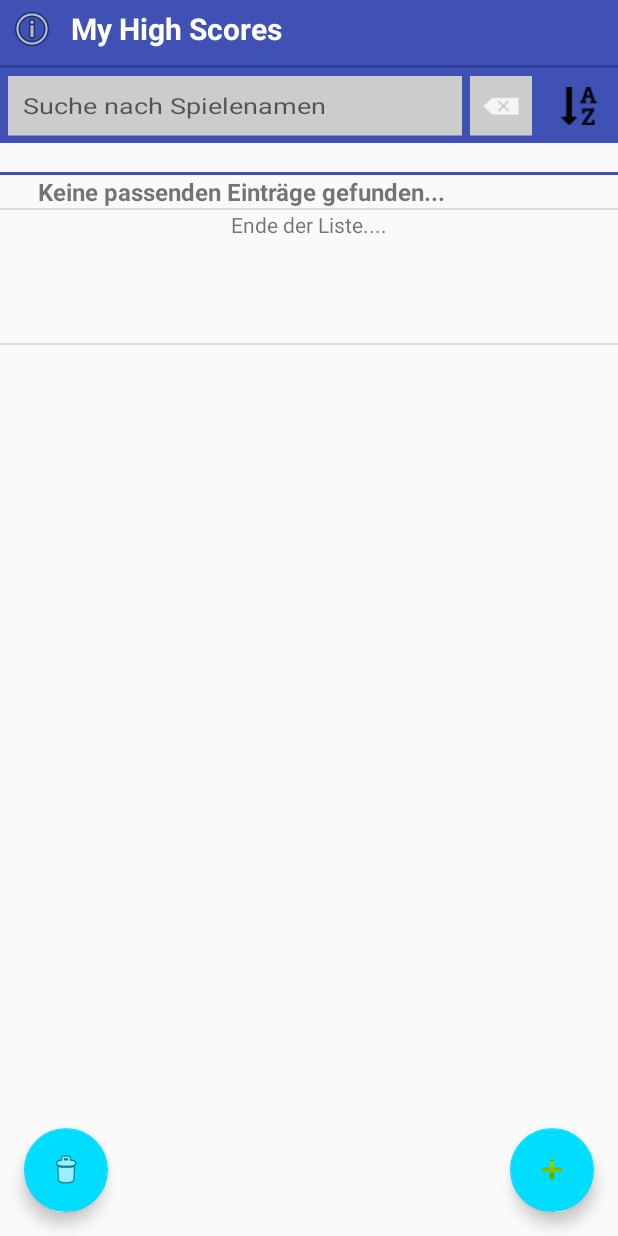
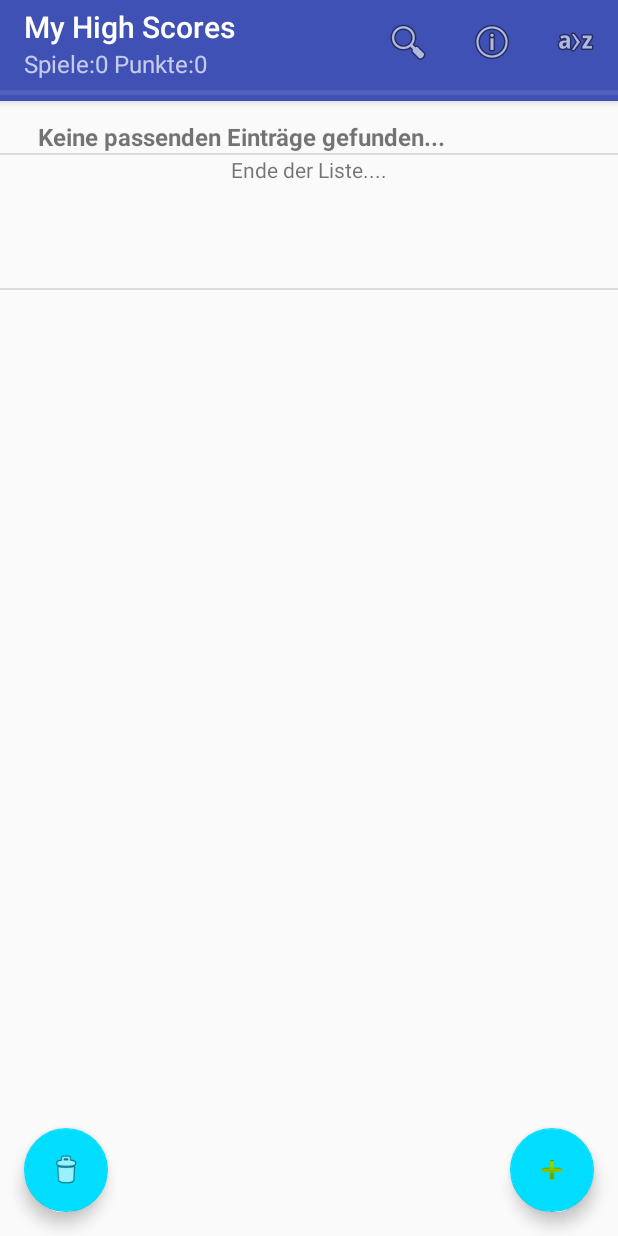
Before and after one commit to codingbychanche/MyHighScores, an Android app: the screen it shows after launch (MainActivity), on a phone screen of 412 x 824 dp. Run offline under Robolectric (Android 15) with nearby library versions, the phone set to English and light mode, and no system bars; 17 statements that could not run were skipped.

Commit message:
Removed some nasty bug's in 'NewGame'.
First: It was possible to save a new game when the input field was empty.

Second: It was possible to save Games with the same name. This caused in an inconsistent data base. The biggest problem - beside two identical names - was that the game could not be deleted anymore ('GameDelete' uses the name- String as an unique identifier....)

Added subtitle in 'Main' which shows total # of games and scores

```diff
--- a/app/src/main/java/com/example/berthold/highscore/GameListFillerv2.java
+++ b/app/src/main/java/com/example/berthold/highscore/GameListFillerv2.java
@@ -22,6 +22,7 @@ import android.text.style.BackgroundColorSpan;
 import android.util.DisplayMetrics;
 import android.view.View;
 import android.view.WindowManager;
+import android.widget.ProgressBar;
 import android.widget.TextView;
 import android.util.Log;
 
@@ -52,9 +53,9 @@ public class GameListFillerv2 implements Runnable{
     public String sortingOrder;
     public Context c;
     public GameListAdapter gameList;
-    public TextView progressInfo;
+    public ProgressBar progressInfo;
 
-    GameListFillerv2(GameListAdapter gameList, Context c,String search,String sortingOrder,TextView p) {
+    GameListFillerv2(GameListAdapter gameList, Context c,String search,String sortingOrder,ProgressBar p) {
         this.search=search;
         this.c=c;
         this.gameList=gameList;
@@ -115,8 +116,8 @@ public class GameListFillerv2 implements Runnable{
             {
 
                 // Fill highscore list
+                progressInfo.setMax(rsGames.length-1);
 
-                System.out.println("Sorting "+sortingOrder);
                 for (int n = 0; n <= rsGames.length - 1; n++) {
                     h.post(new Runnable() {
 
@@ -124,7 +125,7 @@ public class GameListFillerv2 implements Runnable{
                         public void run() {
                             String[] r = rsGames[i].split(",");
                             i++;
-                            progressInfo.setText("Lade:"+i+" von:"+rsGames.length);
+                            progressInfo.setProgress(i);
 
                             // r contains the row of the db- entry in the order of the sql- request
                             // [0]key1,[1]name,[2]picture,[3]comment,[4]evaluation
@@ -228,7 +229,7 @@ public class GameListFillerv2 implements Runnable{
                     // and to react thus preventing the main UI- thread from freezing....
 
                     try {
-                        Thread.sleep(5);
+                        Thread.sleep(50);
                     } catch (InterruptedException in) {
                         Log.d ("#######################","Interuppted");
                         threadsRunning=0;
@@ -263,7 +264,14 @@ public class GameListFillerv2 implements Runnable{
                 public void run() {
                     GameListEntry e = new GameListEntry(GameListEntry.LAST_ROW, 0, 0, null, maxScore, key1, 0, comment, evaluation, "", null);
                     gameList.add(e);
-                    progressInfo.setText("");
+
+                    progressInfo.setProgress(rsGames.length-1);
+
+                    try {
+                        Thread.sleep(100);
+                    } catch (InterruptedException es){}
+
+                    progressInfo.setProgress(0);
 
                     // todo: Cool, this code changes the items screenshoot directly and updates the list...
                     //GameListEntry ee=gameList.getItem(1);
--- a/app/src/main/java/com/example/berthold/highscore/MainActivity.java
+++ b/app/src/main/java/com/example/berthold/highscore/MainActivity.java
@@ -7,19 +7,26 @@ package com.example.berthold.highscore;
  *
  * @author  Berthold Fritz 2017
  *
+ * @version 1.0
+ *
  */
 
 import android.content.Intent;
 import android.os.Bundle;
 import android.support.design.widget.FloatingActionButton;
 import android.support.v7.app.AppCompatActivity;
+import android.support.v7.widget.SearchView;
+import android.support.v7.widget.Toolbar;
 import android.text.Editable;
 import android.text.TextWatcher;
 import android.util.Log;
+import android.view.Menu;
+import android.view.MenuItem;
 import android.view.View;
 import android.widget.EditText;
 import android.widget.ImageButton;
 import android.widget.ListView;
+import android.widget.ProgressBar;
 import android.widget.TextView;
 import android.widget.Toast;
 import java.sql.Connection;
@@ -43,6 +50,10 @@ public class MainActivity extends AppCompatActivity {
     // Threads
     static Thread filler;
 
+    // ToDo Test: Used if search widget is used...
+    GameListAdapter gl;
+    String st="";
+
     /**
      * Create activity
      *
@@ -56,15 +67,18 @@ public class MainActivity extends AppCompatActivity {
         // Layout
         setContentView(R.layout.activity_main);
 
+        // Inflate toolbar
+        Toolbar toolbar = (Toolbar) findViewById(R.id.toolbar);
+        setSupportActionBar(toolbar);
+
+        toolbar.setSubtitle("Spiele:"   +DB.getNumberOfRows("games",conn)+" Punkte:"+
+                                        +DB.getNumberOfRows("scores",conn));
+
         // Sorting order
         sortingOrder=sortAscending;
 
         // Get saved instance state
-        if (savedInstanceState != null) {
-            final EditText searchText=(EditText)findViewById(R.id.search);
-            searchText.setText(savedInstanceState.getString("searchTerm"));
-            Log.d(tag,"------Instance State loaded "+savedInstanceState.getString("searchTerm"));
-        }
+        if (savedInstanceState != null) st=savedInstanceState.getString("searchTerm");
 
         // Debug
         tag="Debug: Main";
@@ -116,10 +130,12 @@ public class MainActivity extends AppCompatActivity {
             @Override
             public void onClick(View view) {
                 Intent in = new Intent(view.getContext(), GameDelete.class);
-                in.putExtra("sql",getSearchTerm());
+                in.putExtra("sql",st);
                 view.getContext().startActivity(in);
             }
         });
+
+
     }
 
     /**
@@ -135,8 +151,7 @@ public class MainActivity extends AppCompatActivity {
     @Override
     protected void onSaveInstanceState (Bundle outState) {
         super.onSaveInstanceState(outState);
-        outState.putString("searchTerm",getSearchTerm());
-        Log.d(tag,"Instance State saved "+getSearchTerm());
+        outState.putString("searchTerm",st);
     }
 
     /**
@@ -176,79 +191,21 @@ public class MainActivity extends AppCompatActivity {
         super.onResume();
         Log.d (tag,"-----Main: Restart");
 
-        // Create custom list adapter
-        ArrayList<GameListEntry> gameEntry = new ArrayList<>();                 // File list
-        final GameListAdapter gameList = new GameListAdapter(this, gameEntry);  // Custom list adapter
-        final ListView list = (ListView) findViewById(R.id.list);
-        list.setAdapter(gameList);
-
         // todo: Test, shows the files dir
         String [] dir=FileSystemUtils.getDir (getFilesDir());
 
         // Progress info
-        final TextView progressInfo=(TextView)findViewById(R.id.progressInfo);
+        final ProgressBar progress=(ProgressBar)findViewById(R.id.progress);
+
+        // Create custom list adapter
+        ArrayList<GameListEntry> gameEntry = new ArrayList<>();                 // File list
+        final GameListAdapter gameList = new GameListAdapter(this, gameEntry);  // Custom list adapter
+        gl=gameList;
+        final ListView list = (ListView) findViewById(R.id.list);
+        list.setAdapter(gameList);
 
         // Show game list
-        updateHighscoreList(gameList,progressInfo,sortingOrder);
-
-        // Sort button
-        final ImageButton sort=(ImageButton)findViewById(R.id.sort_button);
-        sort.setOnClickListener(new View.OnClickListener() {
-            @Override
-            public void onClick(View v) {
-                //todo should also saved in instance state
-                    if(sortingOrder.equals(sortAscending)) {
-                        sortingOrder=sortDescending;
-                        sort.setImageResource(R.drawable.sort_descending);
-                    } else {
-                        sortingOrder=sortAscending;
-                        sort.setImageResource(R.drawable.sort_ascending);
-                    }
-                    updateHighscoreList(gameList,progressInfo,sortingOrder);
-                    }
-                });
-
-        // Info button
-        final ImageButton info=(ImageButton)findViewById(R.id.info_button);
-        info.setOnClickListener(new View.OnClickListener() {
-            @Override
-            public void onClick(View v) {
-                Intent in = new Intent(MainActivity.this, About.class);
-                startActivity(in);
-            }
-        });
-
-        // Search
-        final EditText searchText=(EditText)findViewById(R.id.search);
-
-        searchText.addTextChangedListener(new TextWatcher() {
-            @Override
-            public void beforeTextChanged(CharSequence s, int start, int count, int after) {
-            }
-
-            @Override
-            public void onTextChanged(CharSequence s, int start, int before, int count) {
-
-            }
-
-            @Override
-            public void afterTextChanged(Editable s) {
-
-                updateHighscoreList(gameList,progressInfo,sortingOrder);
-            }
-        });
-
-        // Reset search button
-        ImageButton resetSearch=(ImageButton)findViewById(R.id.reset_search_button);
-
-        resetSearch.setOnClickListener(new View.OnClickListener() {
-            @Override
-            public void onClick(View v) {
-                final EditText searchText=(EditText)findViewById(R.id.search);
-                searchText.getText().clear();
-                updateHighscoreList(gameList,progressInfo,sortingOrder);
-            }
-        });
+        updateHighscoreList(gameList,progress,sortingOrder);
     }
 
     /**
@@ -256,11 +213,11 @@ public class MainActivity extends AppCompatActivity {
      *
      */
 
-    public void updateHighscoreList(GameListAdapter g,TextView p,String sortingOrder)
+    public void updateHighscoreList(GameListAdapter g,ProgressBar p,String sortingOrder)
     {
 
-        GameListFillerv2 f = new GameListFillerv2(g, getApplicationContext(), getSearchTerm(),sortingOrder,p);
-
+        //GameListFillerv2 f = new GameListFillerv2(g, getApplicationContext(), getSearchTerm(),sortingOrder,p);
+        GameListFillerv2 f = new GameListFillerv2(g, getApplicationContext(), st,sortingOrder,p);
         //todo Don't like this, but takes care that only one thread notifies the game list....
         while (f.threadsRunning == 1);
 
@@ -269,15 +226,70 @@ public class MainActivity extends AppCompatActivity {
     }
 
     /**
-     * Get's search term from search- text field
+     * Menu
      *
+     * @param menu
      * @return
      */
 
-    public String getSearchTerm()
-    {
-        final EditText searchText=(EditText)findViewById(R.id.search);
-        Log.d (tag,"----------+++++++++++"+searchText.getText().toString());
-        return searchText.getText().toString();
+    @Override
+    public boolean onCreateOptionsMenu(Menu menu) {
+        // Inflate the menu; this adds items to the action bar if it is present.
+        getMenuInflater().inflate(R.menu.menu_main, menu);
+
+        // Get Search field
+        SearchView searchView=(SearchView) menu.findItem(R.id.action_search).getActionView();
+
+        SearchView.OnQueryTextListener querryTextListener=new SearchView.OnQueryTextListener(){
+            public boolean onQueryTextChange(String newText){
+                st=newText;
+                final ProgressBar progress=(ProgressBar) findViewById(R.id.progress);
+                updateHighscoreList(gl,progress,sortingOrder);
+                return true;
+            }
+
+            //Get search field input......
+            public boolean onQueryTextSubmit (String querry){
+                System.out. println("---------"+querry);
+                final ProgressBar progress=(ProgressBar)findViewById(R.id.progress);
+                st=querry;
+                updateHighscoreList(gl,progress,sortingOrder);
+                return true;
+            }
+        };
+
+        searchView.setOnQueryTextListener(querryTextListener);
+        // End
+        return super.onCreateOptionsMenu(menu);
     }
+
+    /*
+     * Menu item clicked.
+     *
+     * Callback if item was clicked
+     */
+
+    @Override
+    public boolean onOptionsItemSelected (MenuItem item) {
+
+        switch (item.getItemId()) {
+
+            // Show info?
+                case R.id.action_settings:
+                    Intent in = new Intent(this, About.class);
+                    this.startActivity(in);
+
+            case R.id.action_sort:
+                //todo should also saved in instance state
+                if(sortingOrder.equals(sortAscending)) {
+                    sortingOrder=sortDescending;
+                } else {
+                    sortingOrder=sortAscending;
+                }
+                final ProgressBar progress=(ProgressBar) findViewById(R.id.progress);
+                updateHighscoreList(gl,progress,sortingOrder);
+        }
+        return super.onOptionsItemSelected(item);
+    }
+
 }
--- a/app/src/main/res/layout/activity_main.xml
+++ b/app/src/main/res/layout/activity_main.xml
@@ -19,6 +19,8 @@
 
     <!-- Layout starts here -->
 
+    <!-- Fab's first -->
+
     <android.support.design.widget.FloatingActionButton
         android:id="@+id/fab"
         android:layout_width="wrap_content"
@@ -37,121 +39,33 @@
         app:srcCompat="@android:drawable/ic_menu_delete"
         app:backgroundTint="@android:color/holo_blue_bright" />
 
-    <RelativeLayout
+    <!-- Action Bar -->
 
-        android:layout_width="wrap_content"
-        android:layout_height="wrap_content">
-
-        <LinearLayout
-            android:id="@+id/titel"
-            android:background="@color/colorPrimary"
+    <android.support.design.widget.AppBarLayout
+        android:id="@+id/action_bar"
         android:layout_width="match_parent"
         android:layout_height="wrap_content"
-            android:paddingBottom="5dp"
-            android:orientation="horizontal">
+        android:theme="@style/AppTheme.AppBarOverlay">
 
-            <ImageButton
-                android:id="@+id/info_button"
-                android:src="@android:drawable/ic_menu_info_details"
+        <android.support.v7.widget.Toolbar
+            android:id="@+id/toolbar"
+            android:layout_width="match_parent"
+            android:layout_height="?attr/actionBarSize"
             android:background="@color/colorPrimary"
-                android:paddingTop="5dp"
-                android:paddingBottom="5dp"
-                android:paddingLeft="5dp"
-                android:layout_gravity="right"
-                android:layout_width="wrap_content"
-                android:layout_height="match_parent" />
+            app:popupTheme="@style/AppTheme.PopupOverlay" />
 
-            <TextView
-                android:textColor="@android:color/white"
-                android:textSize="20dp"
-                android:textStyle="bold"
-                android:paddingTop="5dp"
-                android:paddingBottom="5dp"
-                android:paddingLeft="10dp"
-                android:layout_width="wrap_content"
-                android:layout_height="wrap_content"
-                android:text="@string/app_name" />
+        <ProgressBar
+            android:id="@+id/progress"
+            android:layout_width="match_parent"
+            android:layout_height="5pt"
+            style="@android:style/Widget.Holo.ProgressBar.Horizontal"/>
 
-        </LinearLayout>
-
-        <View
-            android:id="@+id/sep1"
-            android:layout_below="@+id/titel"
-            android:layout_width="match_parent"
-            android:layout_height="2dp"
-            android:background="@color/colorPrimaryDark">
-
-        </View>
-
-        <LinearLayout
-            android:id="@+id/top"
-            android:layout_below="@+id/sep1"
-            android:background="@color/colorPrimary"
-            android:layout_width="match_parent"
-            android:paddingLeft="5dp"
-            android:layout_height="50dp"
-            android:orientation="horizontal">
-
-            <EditText
-                android:id="@+id/search"
-                android:paddingLeft="10dp"
-                android:scaleY=".8"
-                android:layout_height="match_parent"
-                android:layout_width="0pt"
-                android:layout_weight="1"
-                android:maxLines="1"
-                android:background="@color/colorSepparator"
-                android:hint="@string/searchHint" />
-
-            <ImageButton
-                android:id="@+id/reset_search_button"
-                android:paddingLeft="10dp"
-                android:scaleY="0.8"
-                android:scaleX="0.8"
-                android:src="@android:drawable/ic_input_delete"
-                android:paddingRight="10dp"
-                android:background="@color/colorSepparator"
-                android:layout_width="wrap_content"
-                android:layout_height="match_parent"
-                />
-
-            <ImageButton
-                android:id="@+id/sort_button"
-                android:src="@drawable/sort_ascending"
-                android:scaleY="0.8"
-                android:scaleX="0.8"
-                android:paddingLeft="10dp"
-                android:paddingRight="10dp"
-                android:background="@color/colorPrimary"
-                android:layout_gravity="right"
-                android:layout_width="wrap_content"
-                android:layout_height="match_parent" />
-
-            </LinearLayout>
-
-            <TextView
-                android:id="@+id/progressInfo"
-                android:paddingLeft="25dp"
-                android:scaleY="0.8"
-                android:layout_below="@id/top"
-                android:layout_width="match_parent"
-                android:layout_height="wrap_content" />
-            <View
-                android:layout_width="match_parent"
-                android:id="@+id/separator"
-                android:layout_height="2dp"
-                android:paddingBottom="10dp"
-                android:layout_below="@+id/progressInfo"
-                android:background="@color/colorPrimary">
-            </View>
+    </android.support.design.widget.AppBarLayout>
 
     <ListView
         android:id="@+id/list"
-                android:layout_below="@+id/separator"
+        android:paddingTop="80dp"
         android:layout_width="fill_parent"
         android:layout_height="match_parent"
         android:textSize="30sp"/>
-    </RelativeLayout>
-
-
 </android.support.design.widget.CoordinatorLayout>
--- a/app/src/main/res/menu/menu_main.xml
+++ b/app/src/main/res/menu/menu_main.xml
@@ -4,16 +4,24 @@
     tools:context="com.example.berthold.highscore.MainActivity">
 
     <item
-        android:id="@+id/about"
+        android:id="@+id/action_settings"
+        android:icon="@android:drawable/ic_menu_info_details"
+        app:showAsAction="ifRoom|collapseActionView"
         android:orderInCategory="100"
-        android:icon="@android:drawable/ic_menu_info_details"
-        app:showAsAction="ifRoom|withText" />
-        app:showAsAction="never" />
+        android:title="@string/action_settings" />
 
     <item
-        android:id="@+id/action_settings"
+        android:id="@+id/action_sort"
+        android:icon="@android:drawable/ic_menu_sort_alphabetically"
+        app:showAsAction="ifRoom|collapseActionView"
         android:orderInCategory="100"
-        android:icon="@android:drawable/ic_menu_preferences"
-        app:showAsAction="ifRoom|withText" />
-        app:showAsAction="never" />
+        android:title="@string/action_sort" />
+
+    <item
+        android:id="@+id/action_search"
+        android:title="@string/search"
+        android:icon="@android:drawable/ic_menu_search"
+        app:showAsAction="ifRoom|collapseActionView"
+        app:actionViewClass="android.support.v7.widget.SearchView"/>
+
 </menu>
--- a/app/src/main/res/values/strings.xml
+++ b/app/src/main/res/values/strings.xml
@@ -14,6 +14,12 @@
     <string name="help_new_game">Sie können entweder sofort eine Punktezahl eingeben, oder später, indem Sie im Hauptfenster
     ein Spiel auswählen.</string>
     <string name="add_score">Spiel speichern. Punkte eintragen</string>
+
+    <!-- Action bar -->
+    <string name="search">Suche nach Spielenamen...</string>
+    <string name="action_settings">Info</string>
+    <string name="action_sort">Sortiere auf-/absteigend</string>
+
 
     <!-- New score -->
 
```
Also changed, not shown: app/src/main/java/com/example/berthold/highscore/NewGame.java (+31 -15 lines). Lines whose indentation alone changed are shown as unchanged.
